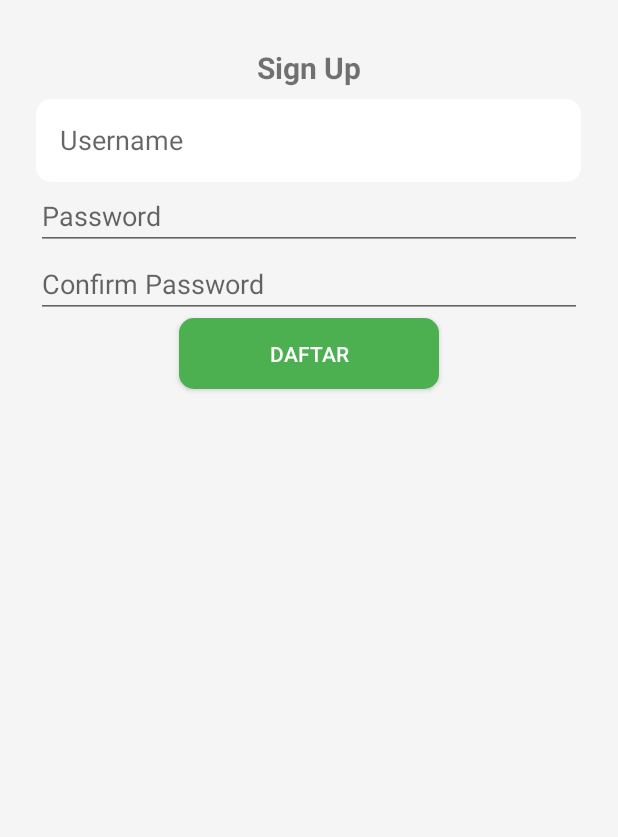
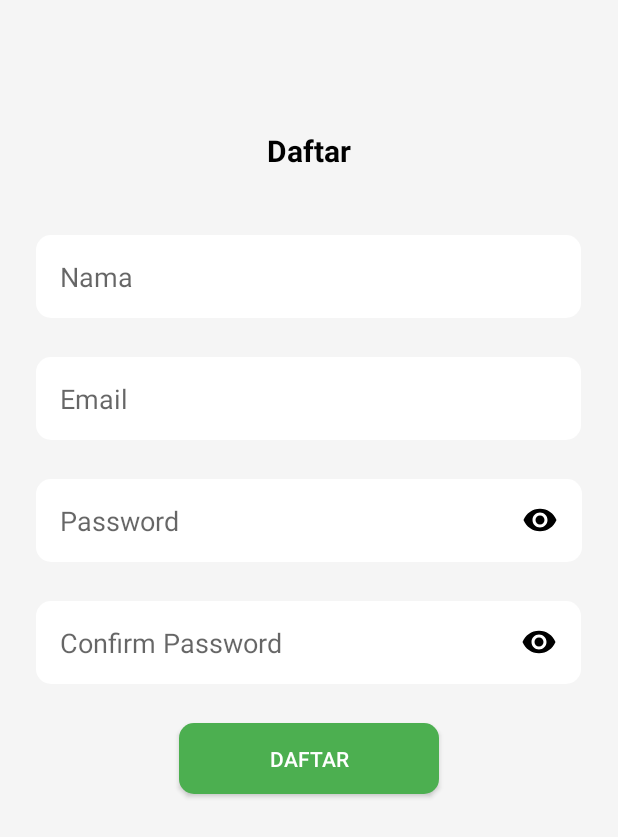
Before and after one commit to AdamJoestar/yurshop, an Android app built with Jetpack Compose: the RegisterActivity screen opened directly, with no data from a screen before it, on a phone screen of 412 x 824 dp. Shown: the top 837 px of the screen. Run offline under Robolectric (Android 15) with nearby library versions, the phone set to English and light mode, and no system bars.

Commit message:
regis dikit

```diff
--- a/app/src/main/java/com/example/yurshop/RegisterActivity.kt
+++ b/app/src/main/java/com/example/yurshop/RegisterActivity.kt
@@ -1,13 +1,44 @@
 package com.example.yurshop
 import android.content.Intent
 import android.os.Bundle
+import android.text.InputType
 import android.widget.Button
+import android.widget.EditText
+import android.widget.ImageView
 import androidx.appcompat.app.AppCompatActivity
 
 class RegisterActivity : AppCompatActivity() {
     override fun onCreate(savedInstanceState: Bundle?) {
         super.onCreate(savedInstanceState)
         setContentView(R.layout.activity_register)
+
+        val etNewPassword = findViewById(R.id.etNewPassword) as EditText
+        val ivTogglePassword = findViewById(R.id.ivTogglePassword) as ImageView
+
+        ivTogglePassword.setOnClickListener {
+            if (etNewPassword.inputType == InputType.TYPE_TEXT_VARIATION_VISIBLE_PASSWORD) {
+                etNewPassword.inputType =
+                    InputType.TYPE_CLASS_TEXT or InputType.TYPE_TEXT_VARIATION_PASSWORD
+                ivTogglePassword.setImageResource(R.drawable.ice_eye_off)
+            } else {
+                etNewPassword.inputType = InputType.TYPE_TEXT_VARIATION_VISIBLE_PASSWORD
+                ivTogglePassword.setImageResource(R.drawable.ice_eye)
+            }
+            etNewPassword.setSelection(etNewPassword.text.length)
+        }
+
+        val etNewConfirmPassword = findViewById(R.id.etNewConfirmPassword) as EditText
+        val ivToggleConfirmPassword = findViewById(R.id.ivToggleConfirmPassword) as ImageView
+
+        ivToggleConfirmPassword.setOnClickListener {
+            if (etNewConfirmPassword.inputType == InputType.TYPE_TEXT_VARIATION_VISIBLE_PASSWORD) {
+                etNewConfirmPassword.inputType =
+                    InputType.TYPE_CLASS_TEXT or InputType.TYPE_TEXT_VARIATION_PASSWORD
+                ivToggleConfirmPassword.setImageResource(R.drawable.ice_eye_off)
+            } else {
+                etNewConfirmPassword.inputType = InputType.TYPE_TEXT_VARIATION_VISIBLE_PASSWORD
+                ivToggleConfirmPassword.setImageResource(R.drawable.ice_eye)
+            }
 
             val btnRegister = findViewById<Button>(R.id.btnRegister)
             btnRegister.setOnClickListener {
@@ -18,3 +49,4 @@ class RegisterActivity : AppCompatActivity() {
             }
         }
     }
+}
--- /dev/null
+++ b/app/src/main/res/drawable/ice_eye.xml
@@ -0,0 +1,5 @@
+<vector xmlns:android="http://schemas.android.com/apk/res/android" android:height="24dp" android:tint="#000000" android:viewportHeight="24" android:viewportWidth="24" android:width="24dp">
+
+    <path android:fillColor="@android:color/white" android:pathData="M12,4.5C7,4.5 2.73,7.61 1,12c1.73,4.39 6,7.5 11,7.5s9.27,-3.11 11,-7.5c-1.73,-4.39 -6,-7.5 -11,-7.5zM12,17c-2.76,0 -5,-2.24 -5,-5s2.24,-5 5,-5 5,2.24 5,5 -2.24,5 -5,5zM12,9c-1.66,0 -3,1.34 -3,3s1.34,3 3,3 3,-1.34 3,-3 -1.34,-3 -3,-3z"/>
+
+</vector>
--- /dev/null
+++ b/app/src/main/res/drawable/ice_eye_off.xml
@@ -0,0 +1,5 @@
+<vector xmlns:android="http://schemas.android.com/apk/res/android" android:alpha="0.11" android:height="24dp" android:tint="#000000" android:viewportHeight="24" android:viewportWidth="24" android:width="24dp">
+
+    <path android:fillColor="@android:color/white" android:pathData="M12,4.5C7,4.5 2.73,7.61 1,12c1.73,4.39 6,7.5 11,7.5s9.27,-3.11 11,-7.5c-1.73,-4.39 -6,-7.5 -11,-7.5zM12,17c-2.76,0 -5,-2.24 -5,-5s2.24,-5 5,-5 5,2.24 5,5 -2.24,5 -5,5zM12,9c-1.66,0 -3,1.34 -3,3s1.34,3 3,3 3,-1.34 3,-3 -1.34,-3 -3,-3z"/>
+
+</vector>
--- a/app/src/main/res/layout/activity_register.xml
+++ b/app/src/main/res/layout/activity_register.xml
@@ -10,33 +10,87 @@
         android:id="@+id/textView2"
         android:layout_width="match_parent"
         android:layout_height="42dp"
-        android:text="Sign Up"
+        android:layout_marginTop="55dp"
+        android:layout_marginBottom="35dp"
+        android:text="Daftar"
+        android:textColor="@color/black"
         android:gravity="center"
         android:textSize="20dp"
         android:textStyle="bold"/>
 
     <EditText
-        android:id="@+id/etNewUsername"
+        android:id="@+id/etNewName"
         android:layout_width="363dp"
         android:layout_height="55dp"
-        android:padding="16dp"
+        android:paddingStart="16dp"
         android:paddingEnd="16dp"
+        android:layout_marginBottom="26dp"
         android:background="@drawable/rounded_button"
-        android:hint="Username" />
+        android:hint="Nama"
+        android:inputType="textPersonName" />
 
     <EditText
-        android:id="@+id/etNewPassword"
+        android:id="@+id/etNewEmail"
+        android:layout_width="363dp"
+        android:layout_height="55dp"
+        android:paddingStart="16dp"
+        android:paddingEnd="16dp"
+        android:layout_marginBottom="26dp"
+        android:background="@drawable/rounded_button"
+        android:hint="Email"
+        android:inputType="textEmailAddress" />
+
+    <RelativeLayout
         android:layout_width="match_parent"
         android:layout_height="wrap_content"
-        android:hint="Password"
-        android:inputType="textPassword" />
+        android:layout_marginBottom="26dp">
 
-    <EditText
-        android:id="@+id/etConfirmPassword"
-        android:layout_width="match_parent"
-        android:layout_height="wrap_content"
-        android:hint="Confirm Password"
-        android:inputType="textPassword" />
+        <EditText
+            android:id="@+id/etNewPassword"
+            android:layout_width="match_parent"
+            android:layout_height="55dp"
+            android:paddingStart="16dp"
+            android:paddingEnd="48dp"
+            android:background="@drawable/rounded_button"
+            android:hint="Password"
+            android:inputType="textPassword"/>
+
+        <ImageView
+            android:id="@+id/ivTogglePassword"
+            android:layout_width="24dp"
+            android:layout_height="24dp"
+            android:layout_alignParentEnd="true"
+            android:layout_centerVertical="true"
+            android:layout_marginEnd="16dp"
+            android:src="@drawable/ice_eye"
+            android:contentDescription="Toggle Password Visibility"/>
+    </RelativeLayout>
+
+    <RelativeLayout
+        android:layout_width="363dp"
+        android:layout_height="55dp"
+        android:layout_marginBottom="26dp">
+
+        <EditText
+            android:id="@+id/etNewConfirmPassword"
+            android:layout_width="match_parent"
+            android:layout_height="55dp"
+            android:paddingStart="16dp"
+            android:paddingEnd="48dp"
+            android:background="@drawable/rounded_button"
+            android:hint="Confirm Password"
+            android:inputType="textPassword"/>
+        <ImageView
+            android:id="@+id/ivToggleConfirmPassword"
+            android:layout_width="24dp"
+            android:layout_height="24dp"
+            android:layout_alignParentEnd="true"
+            android:layout_centerVertical="true"
+            android:layout_marginEnd="16dp"
+            android:src="@drawable/ice_eye"
+            android:contentDescription="Toggle Password Visibility"/>
+    </RelativeLayout>
+
 
     <Button
         android:id="@+id/btnRegister"
```
Lines whose indentation alone changed are shown as unchanged.
